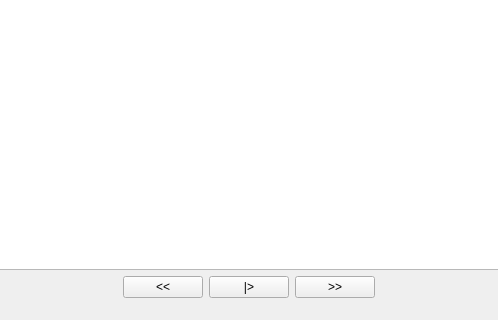
The window that mainwindow.ui (MatyMatousek/GAL) describes before a commit, drawn with Qt 5; both pictures show x 176 to 674 and y 200 to 520 of the 850 by 520 pixel window.
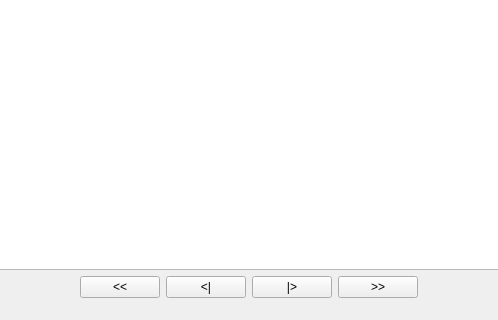
The same window after the commit. Icons and pictures are not drawn.

Patch:
```diff
--- a/mainwindow.ui
+++ b/mainwindow.ui
@@ -76,6 +76,13 @@
            </property>
           </widget>
          </item>
+         <item>
+          <widget class="QPushButton" name="previousStep">
+           <property name="text">
+            <string>&lt;|</string>
+           </property>
+          </widget>
+         </item>
          <item>
           <widget class="QPushButton" name="nextStep">
            <property name="text">
```
